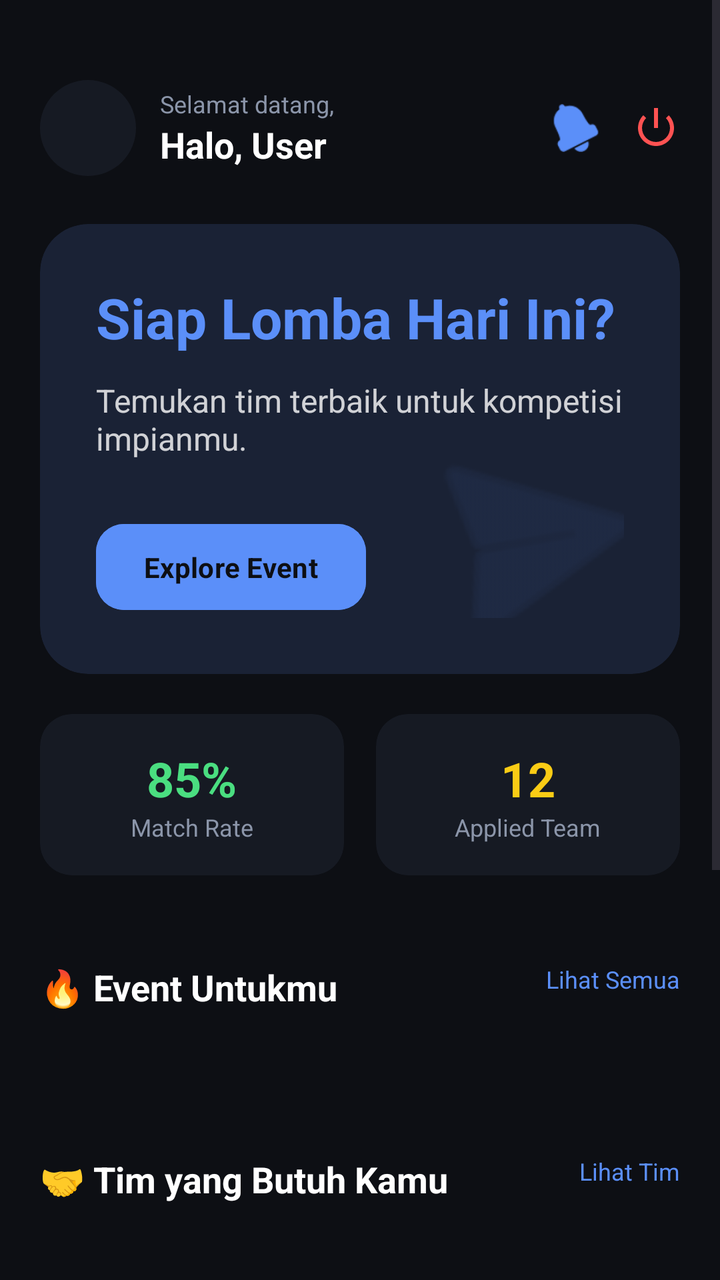
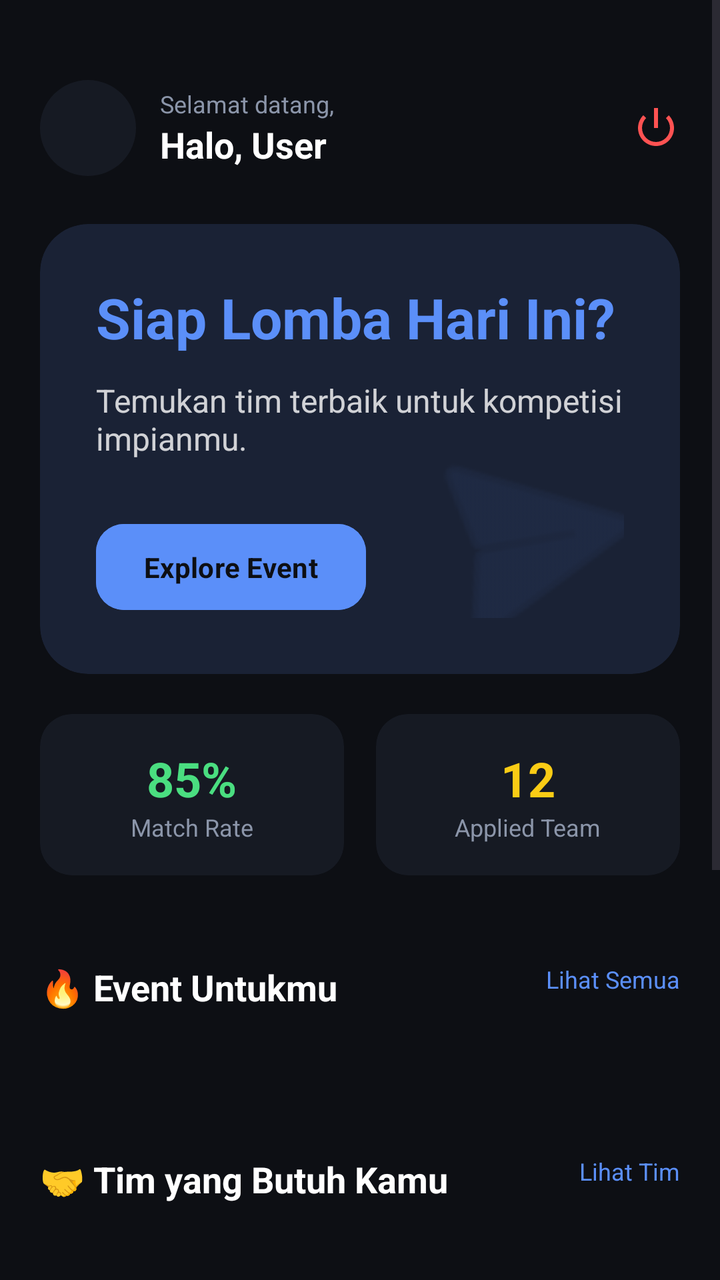

Compare the two renders of this Android layout. The source of the first and the diff that turns it into the second are given below.
<!-- AndroidManifest.xml: application theme Theme.Joko -->
<!-- res/layout/fragment_home.xml -->
<?xml version="1.0" encoding="utf-8"?>
<androidx.constraintlayout.widget.ConstraintLayout xmlns:android="http://schemas.android.com/apk/res/android"
    xmlns:app="http://schemas.android.com/apk/res-auto"
    xmlns:tools="http://schemas.android.com/tools"
    android:layout_width="match_parent"
    android:layout_height="match_parent"
    android:background="@color/bg_base">

    <ScrollView
        android:layout_width="match_parent"
        android:layout_height="match_parent"
        android:fillViewport="true">

        <LinearLayout
            android:layout_width="match_parent"
            android:layout_height="wrap_content"
            android:orientation="vertical"
            android:paddingHorizontal="20dp"
            android:paddingBottom="20dp"
            android:paddingTop="40dp">

            
            <RelativeLayout
                android:layout_width="match_parent"
                android:layout_height="wrap_content">

                <com.google.android.material.imageview.ShapeableImageView
                    android:id="@+id/ivProfile"
                    android:layout_width="48dp"
                    android:layout_height="48dp"
                    android:background="@color/bg_surface"
                    android:scaleType="centerCrop"
                    app:shapeAppearanceOverlay="@style/CircleImage" />

                <LinearLayout
                    android:layout_width="wrap_content"
                    android:layout_height="wrap_content"
                    android:layout_centerVertical="true"
                    android:layout_marginStart="12dp"
                    android:layout_toEndOf="@id/ivProfile"
                    android:orientation="vertical">

                    <TextView
                        android:layout_width="wrap_content"
                        android:layout_height="wrap_content"
                        android:text="Selamat datang,"
                        android:textColor="@color/text_secondary"
                        android:textSize="12sp" />

                    <TextView
                        android:id="@+id/tvUserName"
                        android:layout_width="wrap_content"
                        android:layout_height="wrap_content"
                        android:text="Halo, User"
                        android:textColor="@color/white"
                        android:textSize="18sp"
                        android:textStyle="bold" />
                </LinearLayout>

                <LinearLayout
                    android:layout_width="wrap_content"
                    android:layout_height="wrap_content"
                    android:layout_alignParentEnd="true"
                    android:layout_centerVertical="true"
                    android:orientation="horizontal">

                    <ImageView
                        android:id="@+id/btnNotification"
                        android:layout_width="24dp"
                        android:layout_height="24dp"
                        android:layout_marginEnd="16dp"
                        android:src="@android:drawable/ic_popup_reminder"
                        app:tint="@color/primary" />

                    <ImageView
                        android:id="@+id/btnLogout"
                        android:layout_width="24dp"
                        android:layout_height="24dp"
                        android:src="@android:drawable/ic_lock_power_off"
                        app:tint="#FF5252" />
                </LinearLayout>
            </RelativeLayout>

            
            <androidx.cardview.widget.CardView
                android:layout_width="match_parent"
                android:layout_height="wrap_content"
                android:layout_marginTop="24dp"
                app:cardBackgroundColor="@color/bg_banner"
                app:cardCornerRadius="24dp"
                app:cardElevation="0dp">

                <androidx.constraintlayout.widget.ConstraintLayout
                    android:layout_width="match_parent"
                    android:layout_height="wrap_content"
                    android:padding="28dp">

                    <ImageView
                        android:id="@+id/ivRocket"
                        android:layout_width="140dp"
                        android:layout_height="140dp"
                        android:layout_marginEnd="-30dp"
                        android:layout_marginBottom="-30dp"
                        android:alpha="0.12"
                        android:rotation="-10"
                        android:src="@android:drawable/ic_menu_send"
                        app:layout_constraintBottom_toBottomOf="parent"
                        app:layout_constraintEnd_toEndOf="parent"
                        app:tint="@color/primary" />

                    <TextView
                        android:id="@+id/tvBannerTitle"
                        android:layout_width="0dp"
                        android:layout_height="wrap_content"
                        android:text="@string/banner_title"
                        android:textColor="@color/primary"
                        android:textSize="28sp"
                        android:textStyle="bold"
                        app:layout_constraintEnd_toEndOf="parent"
                        app:layout_constraintStart_toStartOf="parent"
                        app:layout_constraintTop_toTopOf="parent" />

                    <TextView
                        android:id="@+id/tvBannerDesc"
                        android:layout_width="0dp"
                        android:layout_height="wrap_content"
                        android:layout_marginTop="12dp"
                        android:alpha="0.8"
                        android:text="@string/banner_desc"
                        android:textColor="@color/white"
                        android:textSize="16sp"
                        app:layout_constraintEnd_toEndOf="parent"
                        app:layout_constraintStart_toStartOf="parent"
                        app:layout_constraintTop_toBottomOf="@id/tvBannerTitle" />

                    <Button
                        android:id="@+id/btnExploreBanner"
                        android:layout_width="wrap_content"
                        android:layout_height="wrap_content"
                        android:layout_marginTop="28dp"
                        android:backgroundTint="@color/primary"
                        android:paddingHorizontal="24dp"
                        android:paddingVertical="12dp"
                        android:text="@string/btn_explore_event"
                        android:textAllCaps="false"
                        android:textColor="#0D0F14"
                        android:textStyle="bold"
                        app:cornerRadius="14dp"
                        app:layout_constraintStart_toStartOf="parent"
                        app:layout_constraintTop_toBottomOf="@id/tvBannerDesc" />

                    <Button
                        android:id="@+id/btnCreateEvent"
                        android:layout_width="wrap_content"
                        android:layout_height="wrap_content"
                        android:layout_marginStart="12dp"
                        android:backgroundTint="@color/primary"
                        android:paddingHorizontal="24dp"
                        android:paddingVertical="12dp"
                        android:text="@string/btn_buat_event"
                        android:textAllCaps="false"
                        android:textColor="#0D0F14"
                        android:textStyle="bold"
                        android:visibility="gone"
                        app:cornerRadius="14dp"
                        app:layout_constraintBottom_toBottomOf="@id/btnExploreBanner"
                        app:layout_constraintStart_toEndOf="@id/btnExploreBanner"
                        app:layout_constraintTop_toTopOf="@id/btnExploreBanner"
                        tools:visibility="visible" />

                </androidx.constraintlayout.widget.ConstraintLayout>
            </androidx.cardview.widget.CardView>

            
            <LinearLayout
                android:layout_width="match_parent"
                android:layout_height="wrap_content"
                android:layout_marginTop="20dp"
                android:orientation="horizontal">

                <androidx.cardview.widget.CardView
                    android:layout_width="0dp"
                    android:layout_height="wrap_content"
                    android:layout_marginEnd="8dp"
                    android:layout_weight="1"
                    app:cardBackgroundColor="@color/bg_surface"
                    app:cardCornerRadius="16dp"
                    app:cardElevation="0dp">
                    <LinearLayout
                        android:layout_width="match_parent"
                        android:layout_height="wrap_content"
                        android:gravity="center"
                        android:orientation="vertical"
                        android:padding="16dp">
                        <TextView
                            android:layout_width="wrap_content"
                            android:layout_height="wrap_content"
                            android:text="85%"
                            android:textColor="@color/secondary"
                            android:textSize="24sp"
                            android:textStyle="bold" />
                        <TextView
                            android:layout_width="wrap_content"
                            android:layout_height="wrap_content"
                            android:text="Match Rate"
                            android:textColor="@color/text_secondary"
                            android:textSize="12sp" />
                    </LinearLayout>
                </androidx.cardview.widget.CardView>

                <androidx.cardview.widget.CardView
                    android:layout_width="0dp"
                    android:layout_height="wrap_content"
                    android:layout_marginStart="8dp"
                    android:layout_weight="1"
                    app:cardBackgroundColor="@color/bg_surface"
                    app:cardCornerRadius="16dp"
                    app:cardElevation="0dp">
                    <LinearLayout
                        android:layout_width="match_parent"
                        android:layout_height="wrap_content"
                        android:gravity="center"
                        android:orientation="vertical"
                        android:padding="16dp">
                        <TextView
                            android:layout_width="wrap_content"
                            android:layout_height="wrap_content"
                            android:text="12"
                            android:textColor="#FACC15"
                            android:textSize="24sp"
                            android:textStyle="bold" />
                        <TextView
                            android:layout_width="wrap_content"
                            android:layout_height="wrap_content"
                            android:text="Applied Team"
                            android:textColor="@color/text_secondary"
                            android:textSize="12sp" />
                    </LinearLayout>
                </androidx.cardview.widget.CardView>
            </LinearLayout>

            
            <RelativeLayout
                android:layout_width="match_parent"
                android:layout_height="48dp"
                android:layout_marginTop="32dp"
                android:gravity="center">
                <TextView
                    android:layout_width="wrap_content"
                    android:layout_height="wrap_content"
                    android:text="🔥 Event Untukmu"
                    android:textColor="@color/white"
                    android:textSize="18sp"
                    android:textStyle="bold" />
                <TextView
                    android:id="@+id/btnLihatSemuaEvents"
                    android:layout_width="wrap_content"
                    android:layout_height="wrap_content"
                    android:layout_alignParentEnd="true"
                    android:text="Lihat Semua"
                    android:clickable="true"
                    android:focusable="true"
                    android:textColor="@color/primary"
                    android:textSize="12sp" />
            </RelativeLayout>

            <androidx.recyclerview.widget.RecyclerView
                android:id="@+id/rvHomeEvents"
                android:layout_width="match_parent"
                android:layout_height="wrap_content"
                android:layout_marginTop="16dp"
                android:orientation="horizontal"
                app:layoutManager="androidx.recyclerview.widget.LinearLayoutManager"
                tools:listitem="@layout/item_home_event" />

            
            <RelativeLayout
                android:layout_width="match_parent"
                android:layout_height="48dp"
                android:layout_marginTop="32dp"
                android:gravity="center">
                <TextView
                    android:layout_width="wrap_content"
                    android:layout_height="wrap_content"
                    android:text="🤝 Tim yang Butuh Kamu"
                    android:textColor="@color/white"
                    android:textSize="18sp"
                    android:textStyle="bold" />

                <TextView
                    android:id="@+id/btnLihatTim"
                    android:layout_width="wrap_content"
                    android:layout_height="wrap_content"
                    android:layout_alignParentEnd="true"
                    android:text="Lihat Tim"
                    android:clickable="true"
                    android:focusable="true"
                    android:textColor="@color/primary"
                    android:textSize="12sp" />
            </RelativeLayout>

            <androidx.recyclerview.widget.RecyclerView
                android:id="@+id/rv_home_teams"
                android:layout_width="match_parent"
                android:layout_height="wrap_content"
                android:layout_marginTop="16dp"
                android:orientation="horizontal"
                app:layoutManager="androidx.recyclerview.widget.LinearLayoutManager"
                tools:listitem="@layout/item_home_team_card" />

            
            <androidx.cardview.widget.CardView
                android:layout_width="match_parent"
                android:layout_height="wrap_content"
                android:layout_marginTop="32dp"
                android:layout_marginBottom="24dp"
                app:cardBackgroundColor="@color/bg_surface"
                app:cardCornerRadius="20dp"
                app:cardElevation="0dp">

                <LinearLayout
                    android:layout_width="match_parent"
                    android:layout_height="wrap_content"
                    android:gravity="center"
                    android:orientation="vertical"
                    android:padding="24dp">

                    <ImageView
                        android:layout_width="48dp"
                        android:layout_height="48dp"
                        android:src="@android:drawable/ic_menu_preferences"
                        app:tint="@color/text_disabled" />

                    <TextView
                        android:layout_width="wrap_content"
                        android:layout_height="wrap_content"
                        android:layout_marginTop="16dp"
                        android:text="Lengkapi Profil Skilmu"
                        android:textColor="@color/white"
                        android:textSize="16sp"
                        android:textStyle="bold" />

                    <TextView
                        android:layout_width="wrap_content"
                        android:layout_height="wrap_content"
                        android:layout_marginTop="8dp"
                        android:gravity="center"
                        android:text="Bantu kami merekomendasikan tim yang paling pas buat kamu."
                        android:textColor="@color/text_secondary"
                        android:textSize="12sp" />

                    <Button
                        android:id="@+id/btnAturMinat"
                        style="@style/Widget.MaterialComponents.Button.OutlinedButton"
                        android:layout_width="wrap_content"
                        android:layout_height="wrap_content"
                        android:layout_marginTop="16dp"
                        android:text="Atur Minat"
                        android:textAllCaps="false"
                        android:textColor="@color/primary"
                        app:cornerRadius="12dp"
                        app:strokeColor="@color/primary" />
                </LinearLayout>
            </androidx.cardview.widget.CardView>
        </LinearLayout>
    </ScrollView>

</androidx.constraintlayout.widget.ConstraintLayout>
<!-- res/layout/item_home_event.xml (included above) -->
<?xml version="1.0" encoding="utf-8"?>
<androidx.cardview.widget.CardView xmlns:android="http://schemas.android.com/apk/res/android"
    xmlns:app="http://schemas.android.com/apk/res-auto"
    android:id="@+id/cvHomeEvent"
    android:layout_width="280dp"
    android:layout_height="wrap_content"
    android:layout_marginEnd="16dp"
    android:clickable="true"
    android:focusable="true"
    android:foreground="?android:attr/selectableItemBackground"
    app:cardBackgroundColor="@color/bg_surface"
    app:cardCornerRadius="16dp"
    app:cardElevation="0dp">

    <LinearLayout
        android:layout_width="match_parent"
        android:layout_height="wrap_content"
        android:orientation="vertical">

        <ImageView
            android:id="@+id/ivEventBanner"
            android:layout_width="match_parent"
            android:layout_height="140dp"
            android:scaleType="centerCrop"
            android:background="@color/text_disabled" />

        <LinearLayout
            android:layout_width="match_parent"
            android:layout_height="wrap_content"
            android:padding="16dp"
            android:orientation="vertical">

            <TextView
                android:id="@+id/tvEventTitle"
                android:layout_width="match_parent"
                android:layout_height="wrap_content"
                android:text="Event Title"
                android:textColor="@color/white"
                android:textSize="16sp"
                android:textStyle="bold"
                android:maxLines="1"
                android:ellipsize="end" />

            <TextView
                android:id="@+id/tvEventDate"
                android:layout_width="wrap_content"
                android:layout_height="wrap_content"
                android:layout_marginTop="8dp"
                android:text="📅 Date"
                android:textColor="@color/text_secondary"
                android:textSize="12sp" />

            <TextView
                android:id="@+id/tvEventLocation"
                android:layout_width="wrap_content"
                android:layout_height="wrap_content"
                android:layout_marginTop="4dp"
                android:text="📍 Location"
                android:textColor="@color/text_secondary"
                android:textSize="12sp"
                android:maxLines="1"
                android:ellipsize="end" />

            <RelativeLayout
                android:layout_width="match_parent"
                android:layout_height="wrap_content"
                android:layout_marginTop="16dp">

                <TextView
                    android:id="@+id/tvCategory"
                    android:layout_width="wrap_content"
                    android:layout_height="wrap_content"
                    android:text="Category"
                    android:textColor="@color/secondary"
                    android:textStyle="bold"
                    android:textSize="12sp" />

                <TextView
                    android:layout_width="wrap_content"
                    android:layout_height="wrap_content"
                    android:layout_alignParentEnd="true"
                    android:text="Lihat Detail"
                    android:textColor="@color/primary"
                    android:textSize="11sp" />
            </RelativeLayout>
        </LinearLayout>
    </LinearLayout>
</androidx.cardview.widget.CardView>
<!-- res/layout/item_home_team_card.xml (included above) -->
<?xml version="1.0" encoding="utf-8"?>
<androidx.cardview.widget.CardView xmlns:android="http://schemas.android.com/apk/res/android"
    xmlns:app="http://schemas.android.com/apk/res-auto"
    android:layout_width="260dp"
    android:layout_height="wrap_content"
    android:layout_marginEnd="16dp"
    app:cardBackgroundColor="@color/bg_surface"
    app:cardCornerRadius="16dp"
    app:cardElevation="0dp"
    app:contentPadding="16dp">

    <LinearLayout
        android:layout_width="match_parent"
        android:layout_height="wrap_content"
        android:orientation="vertical">

        <RelativeLayout
            android:layout_width="match_parent"
            android:layout_height="wrap_content">

            <LinearLayout
                android:layout_width="match_parent"
                android:layout_height="wrap_content"
                android:layout_toStartOf="@id/tv_slots"
                android:orientation="vertical">

                <TextView
                    android:id="@+id/tv_team_name"
                    android:layout_width="wrap_content"
                    android:layout_height="wrap_content"
                    android:fontFamily="sans-serif-black"
                    android:text="Alpha Team"
                    android:textColor="@color/white"
                    android:textSize="14sp"
                    android:maxLines="1"
                    android:ellipsize="end" />

                <TextView
                    android:id="@+id/tv_event_name"
                    android:layout_width="wrap_content"
                    android:layout_height="wrap_content"
                    android:text="Lomba Web App Dev"
                    android:textColor="@color/text_secondary"
                    android:textSize="10sp"
                    android:maxLines="1"
                    android:ellipsize="end" />
            </LinearLayout>

            <TextView
                android:id="@+id/tv_slots"
                android:layout_width="wrap_content"
                android:layout_height="wrap_content"
                android:layout_alignParentEnd="true"
                android:fontFamily="sans-serif-black"
                android:text="2/4"
                android:textColor="@color/primary"
                android:textSize="11sp" />

        </RelativeLayout>

        <TextView
            android:layout_width="wrap_content"
            android:layout_height="wrap_content"
            android:layout_marginTop="16dp"
            android:text="Mencari Role:"
            android:textColor="@color/text_secondary"
            android:textSize="12sp" />

        <LinearLayout
            android:id="@+id/layout_roles"
            android:layout_width="match_parent"
            android:layout_height="wrap_content"
            android:layout_marginTop="8dp"
            android:orientation="horizontal">
            
            <TextView
                android:id="@+id/tv_role_1"
                android:layout_width="wrap_content"
                android:layout_height="wrap_content"
                android:background="@drawable/bg_input_field"
                android:paddingHorizontal="8dp"
                android:paddingVertical="4dp"
                android:text="Backend"
                android:textColor="@color/primary"
                android:textSize="10sp" />
        </LinearLayout>

        <ProgressBar
            android:id="@+id/pb_recruitment"
            style="?android:attr/progressBarStyleHorizontal"
            android:layout_width="match_parent"
            android:layout_height="4dp"
            android:layout_marginTop="20dp"
            android:progress="50"
            android:progressTint="@color/primary" />
    </LinearLayout>
</androidx.cardview.widget.CardView>
<!-- resources referenced by this layout -->
<resources>
  <color name="bg_banner">#1A2235</color>
  <color name="bg_base">#0D0F14</color>
  <color name="bg_surface">#161A23</color>
  <color name="primary">#5B8FF9</color>
  <color name="secondary">#4ADE80</color>
  <color name="text_disabled">#3D4557</color>
  <color name="text_secondary">#8B95A9</color>
  <color name="white">#FFFFFFFF</color>
  <!-- drawable bg_input_field (drawable) -->
  <?xml version="1.0" encoding="utf-8"?>
  <shape xmlns:android="http://schemas.android.com/apk/res/android">
      <solid android:color="#1AFFFFFF" />
      <corners android:radius="8dp" />
      <stroke android:width="1dp" android:color="@color/outline_variant" />
  </shape>
  <string name="banner_desc">Temukan tim terbaik untuk kompetisi impianmu.</string>
  <string name="banner_title">Siap Lomba Hari Ini?</string>
  <string name="btn_buat_event">+ Buat Event</string>
  <string name="btn_explore_event">Explore Event</string>
  <style name="CircleImage">
          <item name="cornerSize">50%</item>
      </style>
  <style name="Theme.Joko" parent="Base.Theme.Joko" />
  <color name="outline_variant">#424753</color>
  <style name="Base.Theme.Joko" parent="Theme.Material3.DayNight.NoActionBar">
          <item name="colorPrimary">@color/primary</item>
          <item name="android:statusBarColor">@color/bg_base</item>
          <item name="android:windowBackground">@color/bg_base</item>
  
          
          <item name="fontFamily">@font/font_body</item>
  
          <item name="textAppearanceHeadlineLarge">@style/TextAppearance.App.HeadlineLarge</item>
          <item name="textAppearanceHeadlineMedium">@style/TextAppearance.App.HeadlineMedium</item>
          <item name="textAppearanceHeadlineSmall">@style/TextAppearance.App.HeadlineSmall</item>
          <item name="textAppearanceTitleLarge">@style/TextAppearance.App.TitleLarge</item>
      </style>
  <style name="TextAppearance.App.HeadlineLarge" parent="TextAppearance.Material3.HeadlineLarge">
          <item name="fontFamily">@font/font_headlines</item>
          <item name="android:fontFamily">@font/font_headlines</item>
      </style>
  <style name="TextAppearance.App.HeadlineMedium" parent="TextAppearance.Material3.HeadlineMedium">
          <item name="fontFamily">@font/font_headlines</item>
          <item name="android:fontFamily">@font/font_headlines</item>
      </style>
  <style name="TextAppearance.App.HeadlineSmall" parent="TextAppearance.Material3.HeadlineSmall">
          <item name="fontFamily">@font/font_headlines</item>
          <item name="android:fontFamily">@font/font_headlines</item>
      </style>
  <style name="TextAppearance.App.TitleLarge" parent="TextAppearance.Material3.TitleLarge">
          <item name="fontFamily">@font/font_headlines</item>
          <item name="android:fontFamily">@font/font_headlines</item>
          <item name="android:textStyle">bold</item>
      </style>
</resources>

<!-- the commit's change to res/layout/fragment_home.xml (unified diff, before → after) -->
@@ -63,14 +63,6 @@
                     android:layout_alignParentEnd="true"
                     android:layout_centerVertical="true"
                     android:orientation="horizontal">
-
-                    <ImageView
-                        android:id="@+id/btnNotification"
-                        android:layout_width="24dp"
-                        android:layout_height="24dp"
-                        android:layout_marginEnd="16dp"
-                        android:src="@android:drawable/ic_popup_reminder"
-                        app:tint="@color/primary" />
 
                     <ImageView
                         android:id="@+id/btnLogout"
